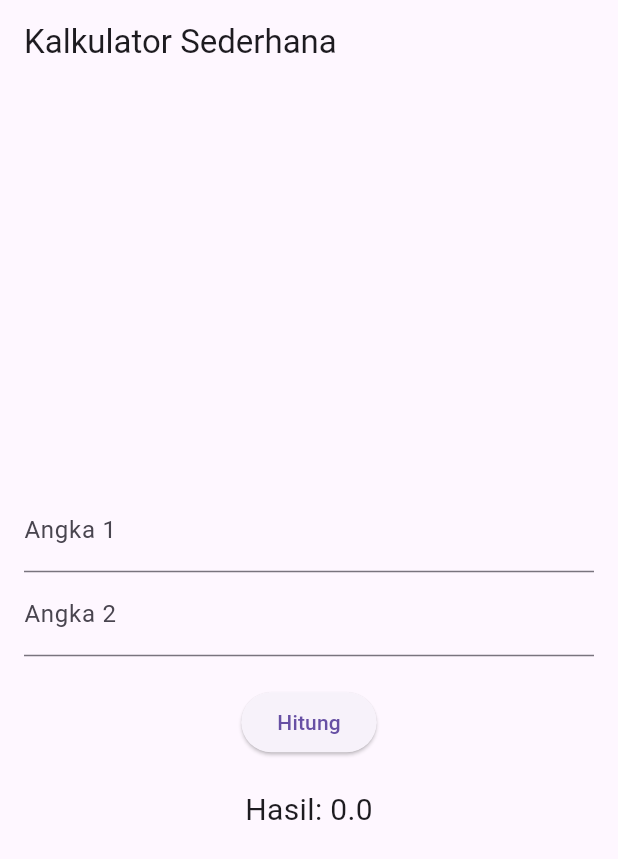
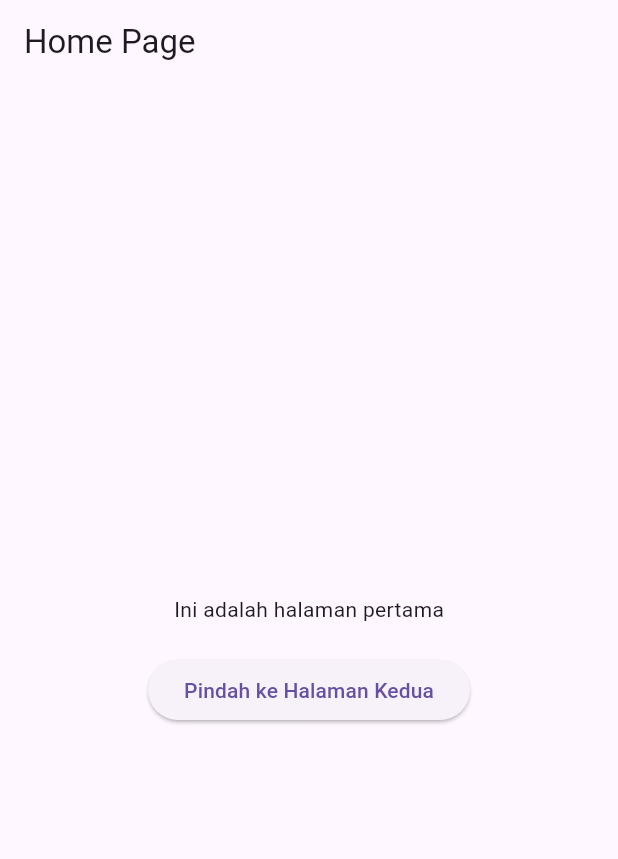
Before and after one commit to FaridzMuhammad/gslcmobile, a Flutter app: the screen it shows after launch, on a phone screen of 412 x 824 dp. Shown: the top 859 px of the screen. Run offline on Flutter 3.47's test engine with Material 3 defaults, Android fonts, the phone set to English and light mode, and no system bars.

Commit message:
flutter routing

```diff
--- a/lib/main.dart
+++ b/lib/main.dart
@@ -8,70 +8,90 @@ class MyApp extends StatelessWidget {
   @override
   Widget build(BuildContext context) {
     return MaterialApp(
-      title: 'Kalkulator Sederhana',
+      title: 'Animated Page Transition',
       theme: ThemeData(
         primarySwatch: Colors.blue,
       ),
-      home: MyHomePage(),
+      initialRoute: '/',
+      routes: {
+        '/': (context) => HomePage(),
+        '/second': (context) => SecondPage(),
+      },
     );
   }
 }
 
-class MyHomePage extends StatefulWidget {
-  @override
-  _MyHomePageState createState() => _MyHomePageState();
-}
-
-class _MyHomePageState extends State<MyHomePage> {
-  TextEditingController _controller1 = TextEditingController();
-  TextEditingController _controller2 = TextEditingController();
-  double result = 0;
-
+class HomePage extends StatelessWidget {
   @override
   Widget build(BuildContext context) {
     return Scaffold(
       appBar: AppBar(
-        title: Text('Kalkulator Sederhana'),
+        title: Text('Home Page'),
       ),
-      body: Padding(
-        padding: const EdgeInsets.all(16.0),
+      body: Center(
         child: Column(
           mainAxisAlignment: MainAxisAlignment.center,
           children: [
-            TextField(
-              controller: _controller1,
-              keyboardType: TextInputType.number,
-              decoration: InputDecoration(labelText: 'Angka 1'),
-            ),
-            TextField(
-              controller: _controller2,
-              keyboardType: TextInputType.number,
-              decoration: InputDecoration(labelText: 'Angka 2'),
-            ),
+            Text('Ini adalah halaman pertama'),
             SizedBox(height: 20),
             ElevatedButton(
               onPressed: () {
-                calculateResult();
+                Navigator.push(
+                  context,
+                  PageRouteBuilder(
+                    pageBuilder: (context, animation, secondaryAnimation) =>
+                        SecondPage(),
+                    transitionsBuilder:
+                        (context, animation, secondaryAnimation, child) {
+                      const begin = Offset(1.0, 0.0);
+                      const end = Offset.zero;
+                      const curve = Curves.easeInOut;
+
+                      var tween = Tween(begin: begin, end: end).chain(
+                        CurveTween(curve: curve),
+                      );
+
+                      var offsetAnimation = animation.drive(tween);
+
+                      return SlideTransition(
+                        position: offsetAnimation,
+                        child: child,
+                      );
+                    },
+                  ),
+                );
               },
-              child: Text('Hitung'),
-            ),
-            SizedBox(height: 20),
-            Text(
-              'Hasil: $result',
-              style: TextStyle(fontSize: 20),
+              child: Text('Pindah ke Halaman Kedua'),
             ),
           ],
         ),
       ),
     );
   }
+}
 
-  void calculateResult() {
-    double num1 = double.tryParse(_controller1.text) ?? 0;
-    double num2 = double.tryParse(_controller2.text) ?? 0;
-
-    setState(() {
-      result = num1 + num2;
-    });
+class SecondPage extends StatelessWidget {
+  @override
+  Widget build(BuildContext context) {
+    return Scaffold(
+      appBar: AppBar(
+        title: Text('Second Page'),
+      ),
+      body: Center(
+        child: Column(
+          mainAxisAlignment: MainAxisAlignment.center,
+          children: [
+            Text('Ini adalah halaman kedua'),
+            SizedBox(height: 20),
+            ElevatedButton(
+              onPressed: () {
+                Navigator.pop(context);
+              },
+              child: Text('Kembali ke Halaman Pertama'),
+            ),
+          ],
+        ),
+      ),
+    );
   }
 }
```
